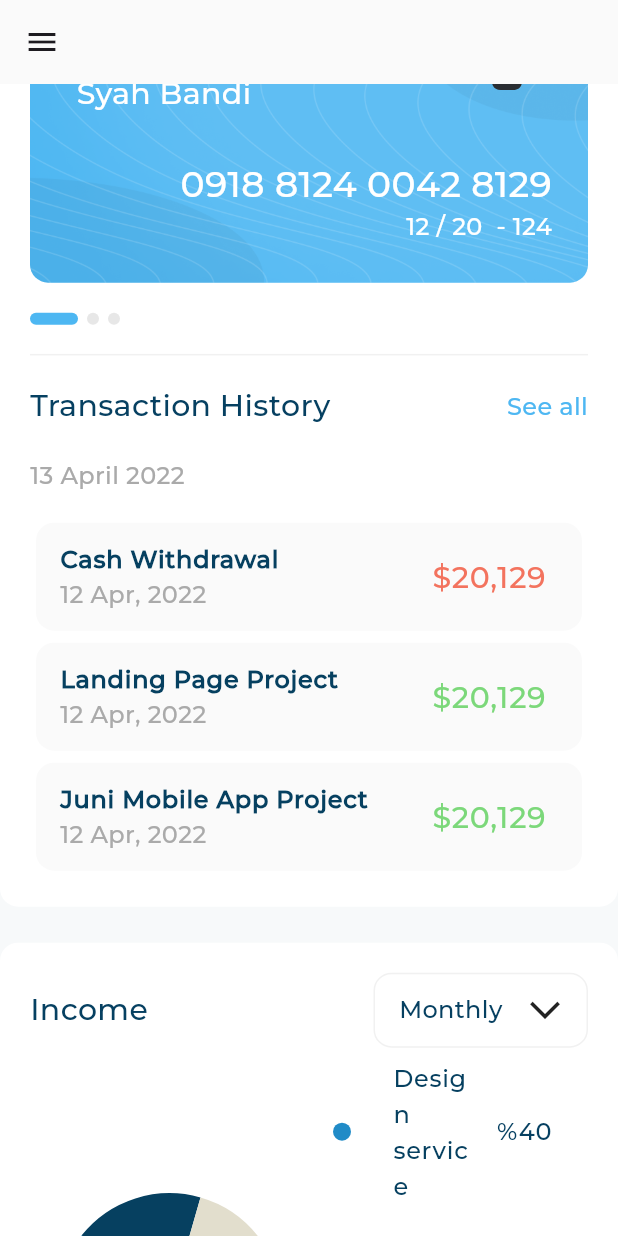
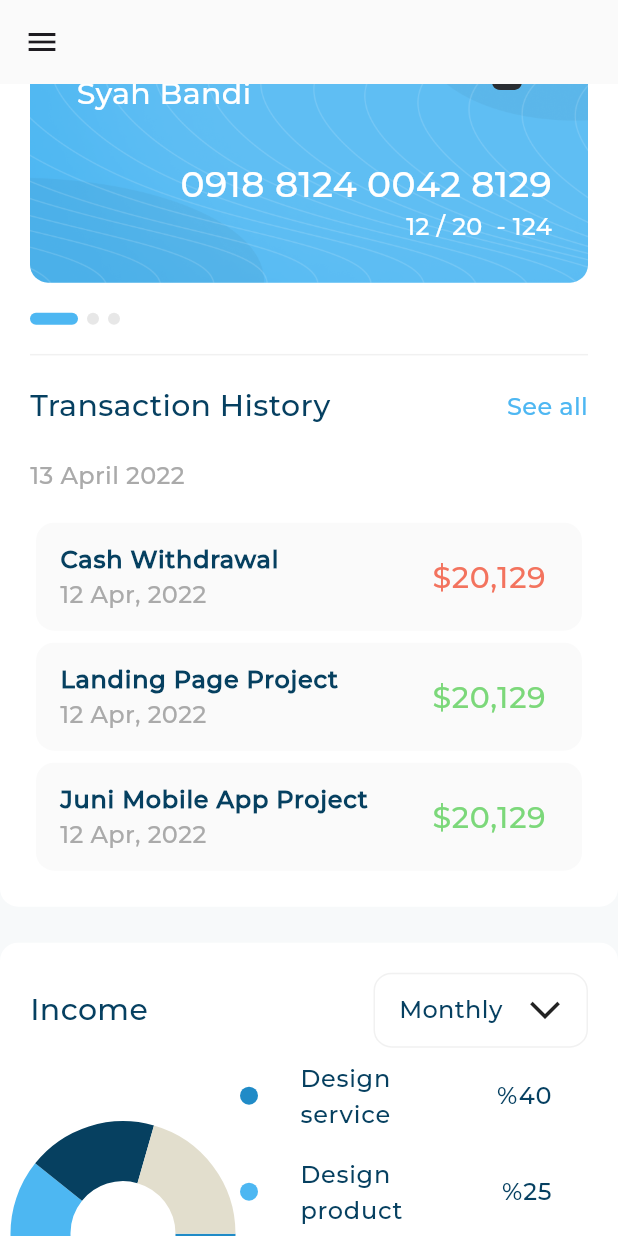
Before and after one commit to Ahmedatef5O5/responsive_dash_board, a Flutter app: the screen it shows after launch, scrolled down 1152 dp, on a phone screen of 412 x 824 dp. Run offline on Flutter 3.47's test engine with Material 3 defaults, Android fonts, the phone set to English and light mode, and no system bars; drawn by our look-alikes of expandable_page_view, fl_chart; our stand-ins replace flutter_svg; project files that could hold a hidden picture were left out.

Commit message:
responsive desktop layout part one (using custom scroll view)

```diff
--- a/lib/widgets/income_section.dart
+++ b/lib/widgets/income_section.dart
@@ -17,7 +17,7 @@ class IncomeSection extends StatelessWidget {
           Row(
             children: [
               Expanded(child: IncomeChart()),
-              Expanded(child: IncomeDetails()),
+              Expanded(flex: 2, child: IncomeDetails()),
             ],
           ),
         ],
--- a/lib/widgets/transaction_item_list.dart
+++ b/lib/widgets/transaction_item_list.dart
@@ -27,13 +27,10 @@ class TransactionItemList extends StatelessWidget {
   ];
   @override
   Widget build(BuildContext context) {
-    return ListView.builder(
-      scrollDirection: Axis.vertical,
-      shrinkWrap: true,
-      itemCount: items.length,
-      itemBuilder: (context, index) {
-        return TransactionItem(transactionModel: items[index]);
-      },
+    return Column(
+      children: items.map(((e) {
+        return TransactionItem(transactionModel: e);
+      })).toList(),
     );
   }
 }
@@ -44,3 +41,15 @@ class TransactionItemList extends StatelessWidget {
 //         return TransactionItem(transactionModel: items[e]);
 //       })),
 //     );
+
+
+
+// ListView does not match with CustomScrollView...
+//  ListView.builder(
+//       scrollDirection: Axis.vertical,
+//       shrinkWrap: true,
+//       itemCount: items.length,
+//       itemBuilder: (context, index) {
+//         return TransactionItem(transactionModel: items[index]);
+//       },
+//     );
```
Also changed, not shown: lib/layouts/dashboard_desktop_layout.dart (+20 -7 lines), lib/widgets/all_expenses_and_quick_invoice_section.dart (+4 -7 lines).
